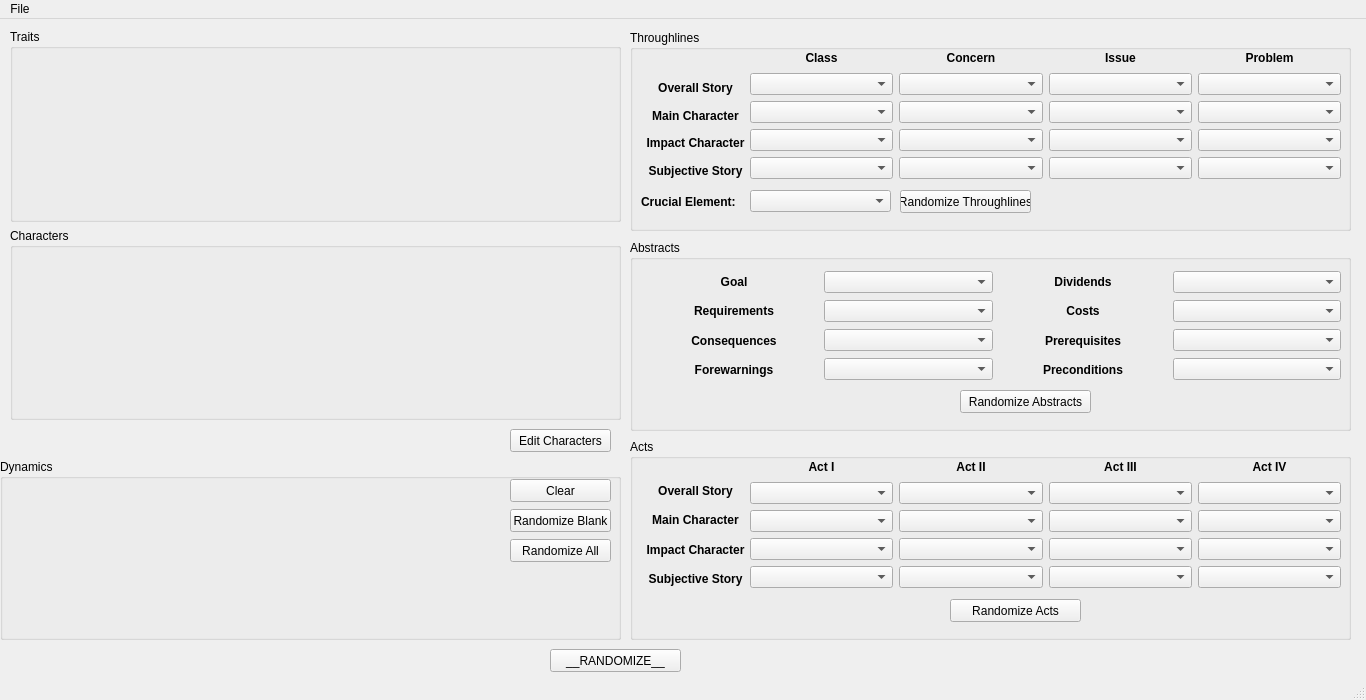
FluffyTheRipper/story-randomizer, file ui/main_window.ui: the form before one commit.
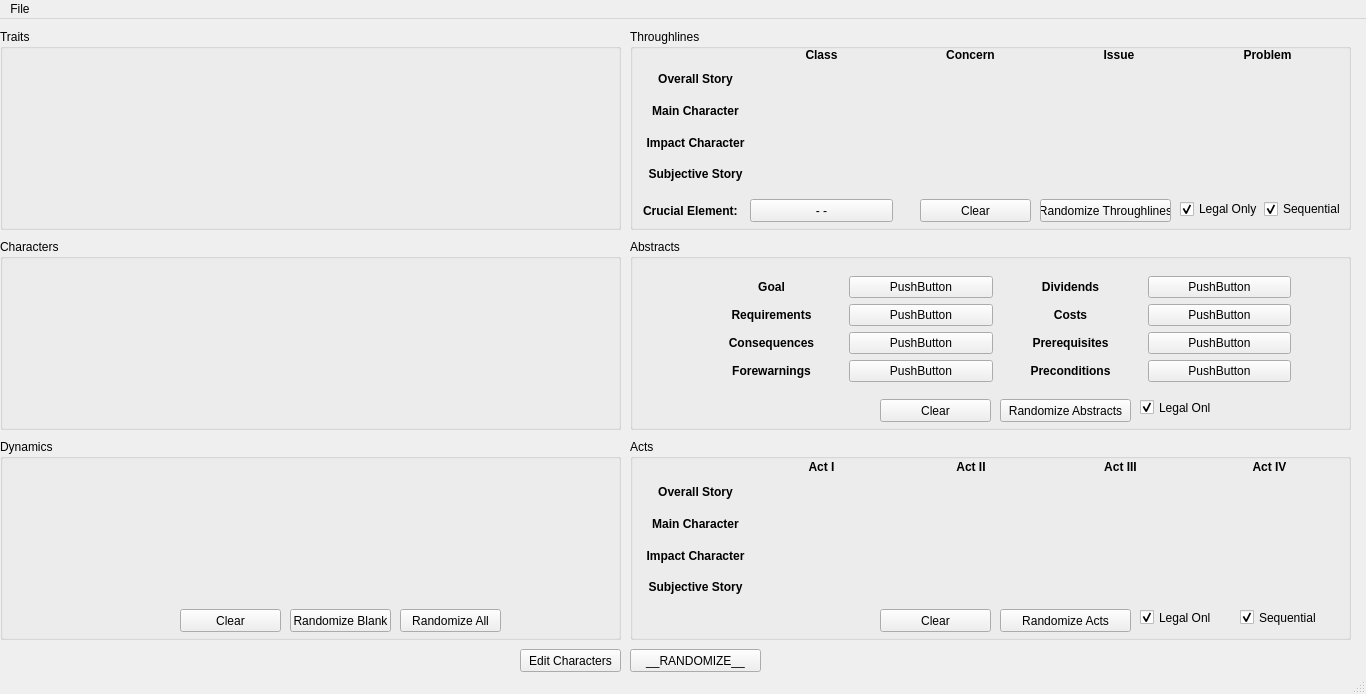
The form after the commit.

```diff
--- a/ui/main_window.ui
+++ b/ui/main_window.ui
@@ -7,7 +7,7 @@
     <x>0</x>
     <y>0</y>
     <width>1366</width>
-    <height>700</height>
+    <height>694</height>
    </rect>
   </property>
   <property name="sizePolicy">
@@ -26,8 +26,8 @@
    <widget class="QPushButton" name="b_Edit_Characters">
     <property name="geometry">
      <rect>
-      <x>510</x>
-      <y>410</y>
+      <x>520</x>
+      <y>630</y>
       <width>101</width>
       <height>23</height>
      </rect>
@@ -45,8 +45,8 @@
    <widget class="QGroupBox" name="groupBox">
     <property name="geometry">
      <rect>
-      <x>630</x>
-      <y>420</y>
+      <x>10</x>
+      <y>1040</y>
       <width>721</width>
       <height>201</height>
      </rect>
@@ -54,25 +54,6 @@
     <property name="title">
      <string>Acts</string>
     </property>
-    <widget class="QPushButton" name="b_rand_acts_all">
-     <property name="geometry">
-      <rect>
-       <x>320</x>
-       <y>160</y>
-       <width>131</width>
-       <height>23</height>
-      </rect>
-     </property>
-     <property name="text">
-      <string>Randomize Acts</string>
-     </property>
-     <property name="checkable">
-      <bool>false</bool>
-     </property>
-     <property name="checked">
-      <bool>false</bool>
-     </property>
-    </widget>
     <widget class="QWidget" name="layoutWidget_5">
      <property name="geometry">
       <rect>
@@ -315,8 +296,8 @@
    <widget class="QGroupBox" name="groupBox_2">
     <property name="geometry">
      <rect>
-      <x>630</x>
-      <y>11</y>
+      <x>10</x>
+      <y>660</y>
       <width>721</width>
       <height>201</height>
      </rect>
@@ -346,25 +327,6 @@
       <set>Qt::AlignRight|Qt::AlignTrailing|Qt::AlignVCenter</set>
      </property>
     </widget>
-    <widget class="QPushButton" name="b_rand_thr_all">
-     <property name="geometry">
-      <rect>
-       <x>270</x>
-       <y>160</y>
-       <width>131</width>
-       <height>23</height>
-      </rect>
-     </property>
-     <property name="text">
-      <string>Randomize Throughlines</string>
-     </property>
-     <property name="checkable">
-      <bool>false</bool>
-     </property>
-     <property name="checked">
-      <bool>false</bool>
-     </property>
-    </widget>
     <widget class="QWidget" name="layoutWidget">
      <property name="geometry">
       <rect>
@@ -633,8 +595,8 @@
    <widget class="QGroupBox" name="groupBox_3">
     <property name="geometry">
      <rect>
-      <x>630</x>
-      <y>221</y>
+      <x>10</x>
+      <y>860</y>
       <width>721</width>
       <height>191</height>
      </rect>
@@ -642,25 +604,6 @@
     <property name="title">
      <string>Abstracts</string>
     </property>
-    <widget class="QPushButton" name="b_rand_abs_all">
-     <property name="geometry">
-      <rect>
-       <x>330</x>
-       <y>150</y>
-       <width>131</width>
-       <height>23</height>
-      </rect>
-     </property>
-     <property name="text">
-      <string>Randomize Abstracts</string>
-     </property>
-     <property name="checkable">
-      <bool>false</bool>
-     </property>
-     <property name="checked">
-      <bool>false</bool>
-     </property>
-    </widget>
     <widget class="QWidget" name="layoutWidget">
      <property name="geometry">
       <rect>
@@ -795,74 +738,6 @@
         </item>
        </layout>
       </item>
-      <item>
-       <layout class="QVBoxLayout" name="verticalLayout_3">
-        <item>
-         <widget class="QLabel" name="label_14">
-          <property name="font">
-           <font>
-            <weight>75</weight>
-            <bold>true</bold>
-           </font>
-          </property>
-          <property name="text">
-           <string>Dividends</string>
-          </property>
-          <property name="alignment">
-           <set>Qt::AlignCenter</set>
-          </property>
-         </widget>
-        </item>
-        <item>
-         <widget class="QLabel" name="label_17">
-          <property name="font">
-           <font>
-            <weight>75</weight>
-            <bold>true</bold>
-           </font>
-          </property>
-          <property name="text">
-           <string>Costs</string>
-          </property>
-          <property name="alignment">
-           <set>Qt::AlignCenter</set>
-          </property>
-         </widget>
-        </item>
-        <item>
-         <widget class="QLabel" name="label_16">
-          <property name="font">
-           <font>
-            <weight>75</weight>
-            <bold>true</bold>
-           </font>
-          </property>
-          <property name="text">
-           <string>Prerequisites</string>
-          </property>
-          <property name="alignment">
-           <set>Qt::AlignCenter</set>
-          </property>
-         </widget>
-        </item>
-        <item>
-         <widget class="QLabel" name="label_15">
-          <property name="font">
-           <font>
-            <weight>75</weight>
-            <bold>true</bold>
-           </font>
-          </property>
-          <property name="text">
-           <string>Preconditions</string>
-          </property>
-          <property name="alignment">
-           <set>Qt::AlignCenter</set>
-          </property>
-         </widget>
-        </item>
-       </layout>
-      </item>
       <item>
        <layout class="QVBoxLayout" name="verticalLayout_2">
         <item>
@@ -926,9 +801,9 @@
     <property name="geometry">
      <rect>
       <x>0</x>
-      <y>440</y>
+      <y>420</y>
       <width>621</width>
-      <height>181</height>
+      <height>201</height>
      </rect>
     </property>
     <property name="title">
@@ -937,8 +812,8 @@
     <widget class="QPushButton" name="b_rand_dyn_all">
      <property name="geometry">
       <rect>
-       <x>510</x>
-       <y>80</y>
+       <x>400</x>
+       <y>170</y>
        <width>101</width>
        <height>23</height>
       </rect>
@@ -956,8 +831,8 @@
     <widget class="QPushButton" name="b_rand_dyn_miss">
      <property name="geometry">
       <rect>
-       <x>510</x>
-       <y>50</y>
+       <x>290</x>
+       <y>170</y>
        <width>101</width>
        <height>23</height>
       </rect>
@@ -975,8 +850,8 @@
     <widget class="QPushButton" name="b_clear_dyn">
      <property name="geometry">
       <rect>
-       <x>510</x>
-       <y>20</y>
+       <x>180</x>
+       <y>170</y>
        <width>101</width>
        <height>23</height>
       </rect>
@@ -996,8 +871,8 @@
       <rect>
        <x>10</x>
        <y>20</y>
-       <width>491</width>
-       <height>121</height>
+       <width>601</width>
+       <height>141</height>
       </rect>
      </property>
      <layout class="QHBoxLayout" name="layout_dynamics">
@@ -1010,72 +885,10 @@
      </layout>
     </widget>
    </widget>
-   <widget class="QWidget" name="layoutWidget">
-    <property name="geometry">
-     <rect>
-      <x>10</x>
-      <y>10</y>
-      <width>611</width>
-      <height>391</height>
-     </rect>
-    </property>
-    <layout class="QVBoxLayout" name="verticalLayout_6">
-     <item>
-      <widget class="QGroupBox" name="groupBox_5">
-       <property name="title">
-        <string>Traits</string>
-       </property>
-       <widget class="QWidget" name="gridLayoutWidget_4">
-        <property name="geometry">
-         <rect>
-          <x>10</x>
-          <y>20</y>
-          <width>591</width>
-          <height>161</height>
-         </rect>
-        </property>
-        <layout class="QGridLayout" name="layout_traits" rowminimumheight="0">
-         <property name="sizeConstraint">
-          <enum>QLayout::SetNoConstraint</enum>
-         </property>
-         <property name="spacing">
-          <number>0</number>
-         </property>
-        </layout>
-       </widget>
-      </widget>
-     </item>
-     <item>
-      <widget class="QGroupBox" name="groupBox_6">
-       <property name="title">
-        <string>Characters</string>
-       </property>
-       <widget class="QWidget" name="gridLayoutWidget_3">
-        <property name="geometry">
-         <rect>
-          <x>10</x>
-          <y>20</y>
-          <width>591</width>
-          <height>161</height>
-         </rect>
-        </property>
-        <layout class="QGridLayout" name="layout_chars" rowminimumheight="0">
-         <property name="sizeConstraint">
-          <enum>QLayout::SetNoConstraint</enum>
-         </property>
-         <property name="spacing">
-          <number>0</number>
-         </property>
-        </layout>
-       </widget>
-      </widget>
-     </item>
-    </layout>
-   </widget>
    <widget class="QPushButton" name="b_rand_EVERYTHING">
     <property name="geometry">
      <rect>
-      <x>550</x>
+      <x>630</x>
       <y>630</y>
       <width>131</width>
       <height>23</height>
@@ -1090,6 +903,888 @@
     <property name="checked">
      <bool>false</bool>
     </property>
+    <property name="autoRepeat">
+     <bool>true</bool>
+    </property>
+    <property name="autoRepeatDelay">
+     <number>200</number>
+    </property>
+   </widget>
+   <widget class="QGroupBox" name="groupBox_7">
+    <property name="geometry">
+     <rect>
+      <x>630</x>
+      <y>10</y>
+      <width>721</width>
+      <height>201</height>
+     </rect>
+    </property>
+    <property name="title">
+     <string>Throughlines</string>
+    </property>
+    <widget class="QLabel" name="label_31">
+     <property name="geometry">
+      <rect>
+       <x>10</x>
+       <y>170</y>
+       <width>101</width>
+       <height>23</height>
+      </rect>
+     </property>
+     <property name="font">
+      <font>
+       <weight>75</weight>
+       <bold>true</bold>
+      </font>
+     </property>
+     <property name="text">
+      <string>Crucial Element: </string>
+     </property>
+     <property name="alignment">
+      <set>Qt::AlignRight|Qt::AlignTrailing|Qt::AlignVCenter</set>
+     </property>
+    </widget>
+    <widget class="QWidget" name="layoutWidget_4">
+     <property name="geometry">
+      <rect>
+       <x>120</x>
+       <y>17</y>
+       <width>589</width>
+       <height>17</height>
+      </rect>
+     </property>
+     <layout class="QHBoxLayout" name="horizontalLayout_5">
+      <item>
+       <widget class="QLabel" name="label_36">
+        <property name="font">
+         <font>
+          <weight>75</weight>
+          <bold>true</bold>
+          <kerning>true</kerning>
+         </font>
+        </property>
+        <property name="text">
+         <string>Class</string>
+        </property>
+        <property name="alignment">
+         <set>Qt::AlignCenter</set>
+        </property>
+       </widget>
+      </item>
+      <item>
+       <widget class="QLabel" name="label_37">
+        <property name="font">
+         <font>
+          <weight>75</weight>
+          <bold>true</bold>
+          <kerning>true</kerning>
+         </font>
+        </property>
+        <property name="text">
+         <string>Concern</string>
+        </property>
+        <property name="alignment">
+         <set>Qt::AlignCenter</set>
+        </property>
+       </widget>
+      </item>
+      <item>
+       <widget class="QLabel" name="label_38">
+        <property name="font">
+         <font>
+          <weight>75</weight>
+          <bold>true</bold>
+          <kerning>true</kerning>
+         </font>
+        </property>
+        <property name="text">
+         <string>Issue</string>
+        </property>
+        <property name="alignment">
+         <set>Qt::AlignCenter</set>
+        </property>
+       </widget>
+      </item>
+      <item>
+       <widget class="QLabel" name="label_39">
+        <property name="font">
+         <font>
+          <weight>75</weight>
+          <bold>true</bold>
+          <kerning>true</kerning>
+         </font>
+        </property>
+        <property name="text">
+         <string>Problem</string>
+        </property>
+        <property name="alignment">
+         <set>Qt::AlignCenter</set>
+        </property>
+       </widget>
+      </item>
+     </layout>
+    </widget>
+    <widget class="QWidget" name="gridLayoutWidget_2">
+     <property name="geometry">
+      <rect>
+       <x>120</x>
+       <y>37</y>
+       <width>591</width>
+       <height>121</height>
+      </rect>
+     </property>
+     <layout class="QGridLayout" name="grid_throughlines"/>
+    </widget>
+    <widget class="QWidget" name="layoutWidget_7">
+     <property name="geometry">
+      <rect>
+       <x>10</x>
+       <y>37</y>
+       <width>111</width>
+       <height>121</height>
+      </rect>
+     </property>
+     <layout class="QVBoxLayout" name="verticalLayout_8">
+      <item>
+       <widget class="QLabel" name="label_40">
+        <property name="font">
+         <font>
+          <weight>75</weight>
+          <bold>true</bold>
+         </font>
+        </property>
+        <property name="text">
+         <string>Overall Story</string>
+        </property>
+        <property name="alignment">
+         <set>Qt::AlignCenter</set>
+        </property>
+       </widget>
+      </item>
+      <item>
+       <widget class="QLabel" name="label_41">
+        <property name="font">
+         <font>
+          <weight>75</weight>
+          <bold>true</bold>
+         </font>
+        </property>
+        <property name="text">
+         <string>Main Character</string>
+        </property>
+        <property name="alignment">
+         <set>Qt::AlignCenter</set>
+        </property>
+       </widget>
+      </item>
+      <item>
+       <widget class="QLabel" name="label_42">
+        <property name="font">
+         <font>
+          <weight>75</weight>
+          <bold>true</bold>
+         </font>
+        </property>
+        <property name="text">
+         <string>Impact Character</string>
+        </property>
+        <property name="alignment">
+         <set>Qt::AlignCenter</set>
+        </property>
+       </widget>
+      </item>
+      <item>
+       <widget class="QLabel" name="label_43">
+        <property name="font">
+         <font>
+          <weight>75</weight>
+          <bold>true</bold>
+         </font>
+        </property>
+        <property name="text">
+         <string>Subjective Story</string>
+        </property>
+        <property name="alignment">
+         <set>Qt::AlignCenter</set>
+        </property>
+       </widget>
+      </item>
+     </layout>
+    </widget>
+    <widget class="QPushButton" name="b_Crucial_Element">
+     <property name="geometry">
+      <rect>
+       <x>120</x>
+       <y>170</y>
+       <width>143</width>
+       <height>23</height>
+      </rect>
+     </property>
+     <property name="text">
+      <string>- -</string>
+     </property>
+    </widget>
+    <widget class="QPushButton" name="b_rand_thr_all">
+     <property name="geometry">
+      <rect>
+       <x>410</x>
+       <y>170</y>
+       <width>131</width>
+       <height>23</height>
+      </rect>
+     </property>
+     <property name="text">
+      <string>Randomize Throughlines</string>
+     </property>
+     <property name="checkable">
+      <bool>false</bool>
+     </property>
+     <property name="checked">
+      <bool>false</bool>
+     </property>
+    </widget>
+    <widget class="QPushButton" name="b_clear_thro">
+     <property name="geometry">
+      <rect>
+       <x>290</x>
+       <y>170</y>
+       <width>111</width>
+       <height>23</height>
+      </rect>
+     </property>
+     <property name="text">
+      <string>Clear</string>
+     </property>
+     <property name="checkable">
+      <bool>false</bool>
+     </property>
+     <property name="checked">
+      <bool>false</bool>
+     </property>
+    </widget>
+    <widget class="QWidget" name="layoutWidget">
+     <property name="geometry">
+      <rect>
+       <x>550</x>
+       <y>170</y>
+       <width>161</width>
+       <height>20</height>
+      </rect>
+     </property>
+     <layout class="QHBoxLayout" name="horizontalLayout_4">
+      <item>
+       <widget class="QCheckBox" name="chk_Legal_Only_Thro">
+        <property name="text">
+         <string>Legal Only</string>
+        </property>
+        <property name="checked">
+         <bool>true</bool>
+        </property>
+       </widget>
+      </item>
+      <item>
+       <widget class="QCheckBox" name="chk_Seq_Thro">
+        <property name="text">
+         <string>Sequential</string>
+        </property>
+        <property name="checked">
+         <bool>true</bool>
+        </property>
+       </widget>
+      </item>
+     </layout>
+    </widget>
+   </widget>
+   <widget class="QGroupBox" name="groupBox_8">
+    <property name="geometry">
+     <rect>
+      <x>630</x>
+      <y>420</y>
+      <width>721</width>
+      <height>201</height>
+     </rect>
+    </property>
+    <property name="title">
+     <string>Acts</string>
+    </property>
+    <widget class="QWidget" name="layoutWidget_8">
+     <property name="geometry">
+      <rect>
+       <x>10</x>
+       <y>40</y>
+       <width>111</width>
+       <height>121</height>
+      </rect>
+     </property>
+     <layout class="QVBoxLayout" name="verticalLayout_7">
+      <item>
+       <widget class="QLabel" name="label_27">
+        <property name="font">
+         <font>
+          <weight>75</weight>
+          <bold>true</bold>
+         </font>
+        </property>
+        <property name="text">
+         <string>Overall Story</string>
+        </property>
+        <property name="alignment">
+         <set>Qt::AlignCenter</set>
+        </property>
+       </widget>
+      </item>
+      <item>
+       <widget class="QLabel" name="label_28">
+        <property name="font">
+         <font>
+          <weight>75</weight>
+          <bold>true</bold>
+         </font>
+        </property>
+        <property name="text">
+         <string>Main Character</string>
+        </property>
+        <property name="alignment">
+         <set>Qt::AlignCenter</set>
+        </property>
+       </widget>
+      </item>
+      <item>
+       <widget class="QLabel" name="label_29">
+        <property name="font">
+         <font>
+          <weight>75</weight>
+          <bold>true</bold>
+         </font>
+        </property>
+        <property name="text">
+         <string>Impact Character</string>
+        </property>
+        <property name="alignment">
+         <set>Qt::AlignCenter</set>
+        </property>
+       </widget>
+      </item>
+      <item>
+       <widget class="QLabel" name="label_30">
+        <property name="font">
+         <font>
+          <weight>75</weight>
+          <bold>true</bold>
+         </font>
+        </property>
+        <property name="text">
+         <string>Subjective Story</string>
+        </property>
+        <property name="alignment">
+         <set>Qt::AlignCenter</set>
+        </property>
+       </widget>
+      </item>
+     </layout>
+    </widget>
+    <widget class="QWidget" name="layoutWidget">
+     <property name="geometry">
+      <rect>
+       <x>120</x>
+       <y>20</y>
+       <width>591</width>
+       <height>16</height>
+      </rect>
+     </property>
+     <layout class="QHBoxLayout" name="horizontalLayout">
+      <item>
+       <widget class="QLabel" name="label_32">
+        <property name="font">
+         <font>
+          <weight>75</weight>
+          <bold>true</bold>
+          <kerning>true</kerning>
+         </font>
+        </property>
+        <property name="text">
+         <string>Act I</string>
+        </property>
+        <property name="alignment">
+         <set>Qt::AlignCenter</set>
+        </property>
+       </widget>
+      </item>
+      <item>
+       <widget class="QLabel" name="label_33">
+        <property name="font">
+         <font>
+          <weight>75</weight>
+          <bold>true</bold>
+          <kerning>true</kerning>
+         </font>
+        </property>
+        <property name="text">
+         <string>Act II</string>
+        </property>
+        <property name="alignment">
+         <set>Qt::AlignCenter</set>
+        </property>
+       </widget>
+      </item>
+      <item>
+       <widget class="QLabel" name="label_34">
+        <property name="font">
+         <font>
+          <weight>75</weight>
+          <bold>true</bold>
+          <kerning>true</kerning>
+         </font>
+        </property>
+        <property name="text">
+         <string>Act III</string>
+        </property>
+        <property name="alignment">
+         <set>Qt::AlignCenter</set>
+        </property>
+       </widget>
+      </item>
+      <item>
+       <widget class="QLabel" name="label_35">
+        <property name="font">
+         <font>
+          <weight>75</weight>
+          <bold>true</bold>
+          <kerning>true</kerning>
+         </font>
+        </property>
+        <property name="text">
+         <string>Act IV</string>
+        </property>
+        <property name="alignment">
+         <set>Qt::AlignCenter</set>
+        </property>
+       </widget>
+      </item>
+     </layout>
+    </widget>
+    <widget class="QWidget" name="gridLayoutWidget_5">
+     <property name="geometry">
+      <rect>
+       <x>120</x>
+       <y>40</y>
+       <width>591</width>
+       <height>121</height>
+      </rect>
+     </property>
+     <layout class="QGridLayout" name="grid_acts"/>
+    </widget>
+    <widget class="QCheckBox" name="chk_Legal_Only_Acts">
+     <property name="geometry">
+      <rect>
+       <x>510</x>
+       <y>170</y>
+       <width>71</width>
+       <height>17</height>
+      </rect>
+     </property>
+     <property name="text">
+      <string>Legal Only</string>
+     </property>
+     <property name="checked">
+      <bool>true</bool>
+     </property>
+    </widget>
+    <widget class="QPushButton" name="b_rand_acts_all">
+     <property name="geometry">
+      <rect>
+       <x>370</x>
+       <y>170</y>
+       <width>131</width>
+       <height>23</height>
+      </rect>
+     </property>
+     <property name="text">
+      <string>Randomize Acts</string>
+     </property>
+     <property name="checkable">
+      <bool>false</bool>
+     </property>
+     <property name="checked">
+      <bool>false</bool>
+     </property>
+    </widget>
+    <widget class="QPushButton" name="b_clear_acts">
+     <property name="geometry">
+      <rect>
+       <x>250</x>
+       <y>170</y>
+       <width>111</width>
+       <height>23</height>
+      </rect>
+     </property>
+     <property name="text">
+      <string>Clear</string>
+     </property>
+     <property name="checkable">
+      <bool>false</bool>
+     </property>
+     <property name="checked">
+      <bool>false</bool>
+     </property>
+    </widget>
+    <widget class="QCheckBox" name="chk_Seq_Acts">
+     <property name="geometry">
+      <rect>
+       <x>610</x>
+       <y>170</y>
+       <width>76</width>
+       <height>17</height>
+      </rect>
+     </property>
+     <property name="text">
+      <string>Sequential</string>
+     </property>
+     <property name="checked">
+      <bool>true</bool>
+     </property>
+    </widget>
+   </widget>
+   <widget class="QGroupBox" name="groupBox_9">
+    <property name="geometry">
+     <rect>
+      <x>630</x>
+      <y>220</y>
+      <width>721</width>
+      <height>191</height>
+     </rect>
+    </property>
+    <property name="title">
+     <string>Abstracts</string>
+    </property>
+    <widget class="QWidget" name="gridLayoutWidget_6">
+     <property name="geometry">
+      <rect>
+       <x>70</x>
+       <y>30</y>
+       <width>591</width>
+       <height>121</height>
+      </rect>
+     </property>
+     <layout class="QGridLayout" name="grid_abstracts">
+      <item row="0" column="1">
+       <layout class="QVBoxLayout" name="verticalLayout_13">
+        <item>
+         <widget class="QPushButton" name="ab_1">
+          <property name="text">
+           <string>PushButton</string>
+          </property>
+         </widget>
+        </item>
+        <item>
+         <widget class="QPushButton" name="ab_2">
+          <property name="text">
+           <string>PushButton</string>
+          </property>
+         </widget>
+        </item>
+        <item>
+         <widget class="QPushButton" name="ab_3">
+          <property name="text">
+           <string>PushButton</string>
+          </property>
+         </widget>
+        </item>
+        <item>
+         <widget class="QPushButton" name="ab_4">
+          <property name="text">
+           <string>PushButton</string>
+          </property>
+         </widget>
+        </item>
+       </layout>
+      </item>
+      <item row="0" column="0">
+       <layout class="QVBoxLayout" name="verticalLayout_9">
+        <item>
+         <widget class="QLabel" name="label_44">
+          <property name="font">
+           <font>
+            <weight>75</weight>
+            <bold>true</bold>
+           </font>
+          </property>
+          <property name="text">
+           <string>Goal</string>
+          </property>
+          <property name="alignment">
+           <set>Qt::AlignCenter</set>
+          </property>
+         </widget>
+        </item>
+        <item>
+         <widget class="QLabel" name="label_45">
+          <property name="font">
+           <font>
+            <weight>75</weight>
+            <bold>true</bold>
+           </font>
+          </property>
+          <property name="text">
+           <string>Requirements</string>
+          </property>
+          <property name="alignment">
+           <set>Qt::AlignCenter</set>
+          </property>
+         </widget>
+        </item>
+        <item>
+         <widget class="QLabel" name="label_46">
+          <property name="font">
+           <font>
+            <weight>75</weight>
+            <bold>true</bold>
+           </font>
+          </property>
+          <property name="text">
+           <string>Consequences</string>
+          </property>
+          <property name="alignment">
+           <set>Qt::AlignCenter</set>
+          </property>
+         </widget>
+        </item>
+        <item>
+         <widget class="QLabel" name="label_47">
+          <property name="font">
+           <font>
+            <weight>75</weight>
+            <bold>true</bold>
+           </font>
+          </property>
+          <property name="text">
+           <string>Forewarnings</string>
+          </property>
+          <property name="alignment">
+           <set>Qt::AlignCenter</set>
+          </property>
+         </widget>
+        </item>
+       </layout>
+      </item>
+      <item row="0" column="2">
+       <layout class="QVBoxLayout" name="verticalLayout_3">
+        <item>
+         <widget class="QLabel" name="label_14">
+          <property name="font">
+           <font>
+            <weight>75</weight>
+            <bold>true</bold>
+           </font>
+          </property>
+          <property name="text">
+           <string>Dividends</string>
+          </property>
+          <property name="alignment">
+           <set>Qt::AlignCenter</set>
+          </property>
+         </widget>
+        </item>
+        <item>
+         <widget class="QLabel" name="label_17">
+          <property name="font">
+           <font>
+            <weight>75</weight>
+            <bold>true</bold>
+           </font>
+          </property>
+          <property name="text">
+           <string>Costs</string>
+          </property>
+          <property name="alignment">
+           <set>Qt::AlignCenter</set>
+          </property>
+         </widget>
+        </item>
+        <item>
+         <widget class="QLabel" name="label_16">
+          <property name="font">
+           <font>
+            <weight>75</weight>
+            <bold>true</bold>
+           </font>
+          </property>
+          <property name="text">
+           <string>Prerequisites</string>
+          </property>
+          <property name="alignment">
+           <set>Qt::AlignCenter</set>
+          </property>
+         </widget>
+        </item>
+        <item>
+         <widget class="QLabel" name="label_15">
+          <property name="font">
+           <font>
+            <weight>75</weight>
+            <bold>true</bold>
+           </font>
+          </property>
+          <property name="text">
+           <string>Preconditions</string>
+          </property>
+          <property name="alignment">
+           <set>Qt::AlignCenter</set>
+          </property>
+         </widget>
+        </item>
+       </layout>
+      </item>
+      <item row="0" column="3">
+       <layout class="QVBoxLayout" name="verticalLayout_14">
+        <item>
+         <widget class="QPushButton" name="ab_5">
+          <property name="text">
+           <string>PushButton</string>
+          </property>
+         </widget>
+        </item>
+        <item>
+         <widget class="QPushButton" name="ab_6">
+          <property name="text">
+           <string>PushButton</string>
+          </property>
+         </widget>
+        </item>
+        <item>
+         <widget class="QPushButton" name="ab_7">
+          <property name="text">
+           <string>PushButton</string>
+          </property>
+         </widget>
+        </item>
+        <item>
+         <widget class="QPushButton" name="ab_8">
+          <property name="text">
+           <string>PushButton</string>
+          </property>
+         </widget>
+        </item>
+       </layout>
+      </item>
+     </layout>
+    </widget>
+    <widget class="QCheckBox" name="chk_Legal_Only_Abstracts">
+     <property name="geometry">
+      <rect>
+       <x>510</x>
+       <y>160</y>
+       <width>71</width>
+       <height>17</height>
+      </rect>
+     </property>
+     <property name="text">
+      <string>Legal Only</string>
+     </property>
+     <property name="checked">
+      <bool>true</bool>
+     </property>
+    </widget>
+    <widget class="QPushButton" name="b_rand_abs_all">
+     <property name="geometry">
+      <rect>
+       <x>370</x>
+       <y>160</y>
+       <width>131</width>
+       <height>23</height>
+      </rect>
+     </property>
+     <property name="text">
+      <string>Randomize Abstracts</string>
+     </property>
+     <property name="checkable">
+      <bool>false</bool>
+     </property>
+     <property name="checked">
+      <bool>false</bool>
+     </property>
+    </widget>
+    <widget class="QPushButton" name="b_clear_abstracts">
+     <property name="geometry">
+      <rect>
+       <x>250</x>
+       <y>160</y>
+       <width>111</width>
+       <height>23</height>
+      </rect>
+     </property>
+     <property name="text">
+      <string>Clear</string>
+     </property>
+     <property name="checkable">
+      <bool>false</bool>
+     </property>
+     <property name="checked">
+      <bool>false</bool>
+     </property>
+    </widget>
+   </widget>
+   <widget class="QGroupBox" name="groupBox_6">
+    <property name="geometry">
+     <rect>
+      <x>0</x>
+      <y>220</y>
+      <width>621</width>
+      <height>191</height>
+     </rect>
+    </property>
+    <property name="title">
+     <string>Characters</string>
+    </property>
+    <widget class="QWidget" name="gridLayoutWidget_3">
+     <property name="geometry">
+      <rect>
+       <x>10</x>
+       <y>20</y>
+       <width>601</width>
+       <height>161</height>
+      </rect>
+     </property>
+     <layout class="QGridLayout" name="layout_chars" rowminimumheight="0">
+      <property name="sizeConstraint">
+       <enum>QLayout::SetNoConstraint</enum>
+      </property>
+      <property name="spacing">
+       <number>0</number>
+      </property>
+     </layout>
+    </widget>
+   </widget>
+   <widget class="QGroupBox" name="groupBox_5">
+    <property name="geometry">
+     <rect>
+      <x>0</x>
+      <y>10</y>
+      <width>621</width>
+      <height>201</height>
+     </rect>
+    </property>
+    <property name="title">
+     <string>Traits</string>
+    </property>
+    <widget class="QWidget" name="gridLayoutWidget_4">
+     <property name="geometry">
+      <rect>
+       <x>10</x>
+       <y>20</y>
+       <width>601</width>
+       <height>161</height>
+      </rect>
+     </property>
+     <layout class="QGridLayout" name="layout_traits" rowminimumheight="0">
+      <property name="sizeConstraint">
+       <enum>QLayout::SetNoConstraint</enum>
+      </property>
+      <property name="spacing">
+       <number>0</number>
+      </property>
+     </layout>
+    </widget>
    </widget>
   </widget>
   <widget class="QMenuBar" name="menubar">
```
